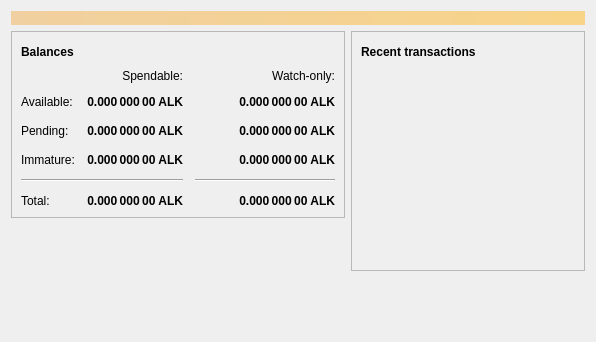
Above: src/qt/forms/overviewpage.ui from alkion-project/alkion before the change. Below: the same form after it.
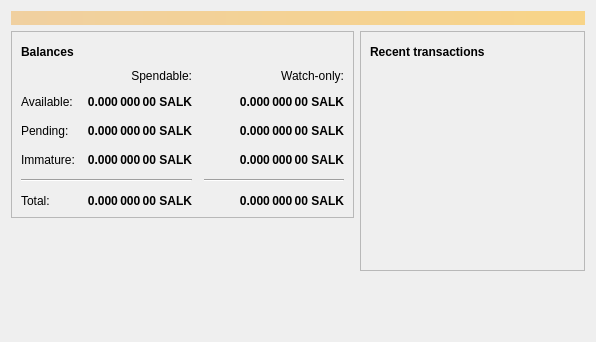
That is the form after the change. Icons and pictures are not drawn.

Patch:
```diff
--- a/src/qt/forms/overviewpage.ui
+++ b/src/qt/forms/overviewpage.ui
@@ -129,7 +129,7 @@
                <string>Unconfirmed transactions to watch-only addresses</string>
               </property>
               <property name="text">
-               <string notr="true">0.000 000 00 ALK</string>
+               <string notr="true">0.000 000 00 SALK</string>
               </property>
               <property name="alignment">
                <set>Qt::AlignRight|Qt::AlignTrailing|Qt::AlignVCenter</set>
@@ -154,7 +154,7 @@
                <string>Total of transactions that have yet to be confirmed, and do not yet count toward the spendable balance</string>
               </property>
               <property name="text">
-               <string notr="true">0.000 000 00 ALK</string>
+               <string notr="true">0.000 000 00 SALK</string>
               </property>
               <property name="alignment">
                <set>Qt::AlignRight|Qt::AlignTrailing|Qt::AlignVCenter</set>
@@ -179,7 +179,7 @@
                <string>Mined balance in watch-only addresses that has not yet matured</string>
               </property>
               <property name="text">
-               <string notr="true">0.000 000 00 ALK</string>
+               <string notr="true">0.000 000 00 SALK</string>
               </property>
               <property name="alignment">
                <set>Qt::AlignRight|Qt::AlignTrailing|Qt::AlignVCenter</set>
@@ -237,7 +237,7 @@
                <string>Mined balance that has not yet matured</string>
               </property>
               <property name="text">
-               <string notr="true">0.000 000 00 ALK</string>
+               <string notr="true">0.000 000 00 SALK</string>
               </property>
               <property name="alignment">
                <set>Qt::AlignRight|Qt::AlignTrailing|Qt::AlignVCenter</set>
@@ -282,7 +282,7 @@
                <string>Your current total balance</string>
               </property>
               <property name="text">
-               <string notr="true">0.000 000 00 ALK</string>
+               <string notr="true">0.000 000 00 SALK</string>
               </property>
               <property name="alignment">
                <set>Qt::AlignRight|Qt::AlignTrailing|Qt::AlignVCenter</set>
@@ -307,7 +307,7 @@
                <string>Current total balance in watch-only addresses</string>
               </property>
               <property name="text">
-               <string notr="true">0.000 000 00 ALK</string>
+               <string notr="true">0.000 000 00 SALK</string>
               </property>
               <property name="alignment">
                <set>Qt::AlignRight|Qt::AlignTrailing|Qt::AlignVCenter</set>
@@ -349,7 +349,7 @@
                <string>Your current spendable balance</string>
               </property>
               <property name="text">
-               <string notr="true">0.000 000 00 ALK</string>
+               <string notr="true">0.000 000 00 SALK</string>
               </property>
               <property name="alignment">
                <set>Qt::AlignRight|Qt::AlignTrailing|Qt::AlignVCenter</set>
@@ -374,7 +374,7 @@
                <string>Your current balance in watch-only addresses</string>
               </property>
               <property name="text">
-               <string notr="true">0.000 000 00 ALK</string>
+               <string notr="true">0.000 000 00 SALK</string>
               </property>
               <property name="alignment">
                <set>Qt::AlignRight|Qt::AlignTrailing|Qt::AlignVCenter</set>
```
